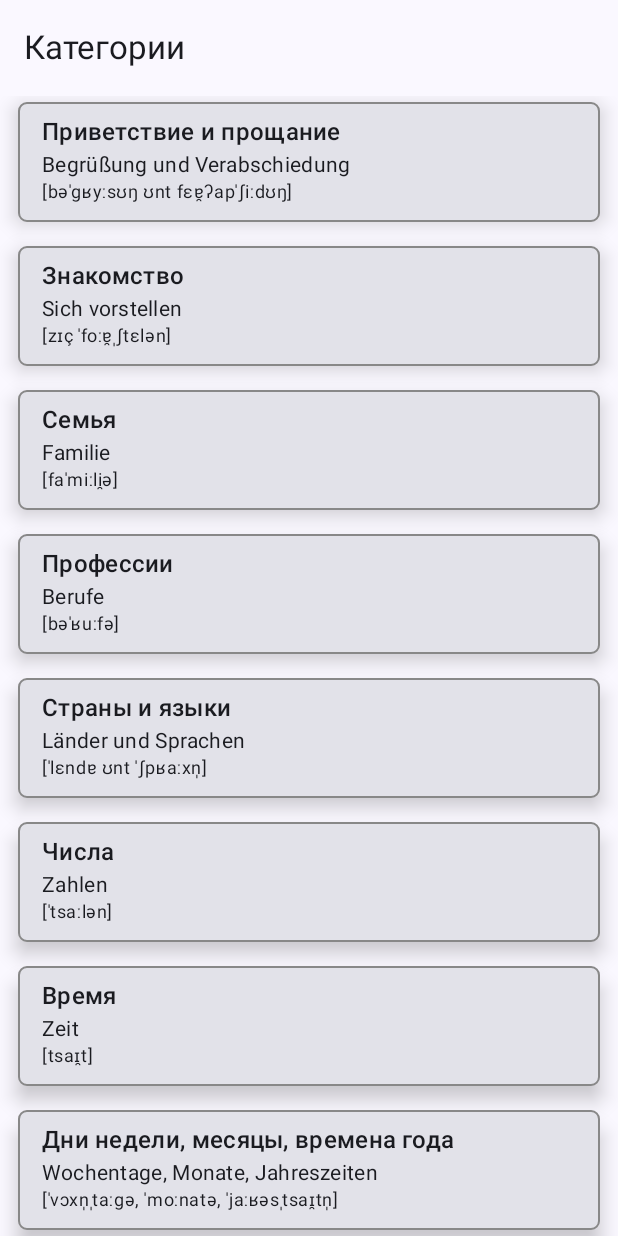
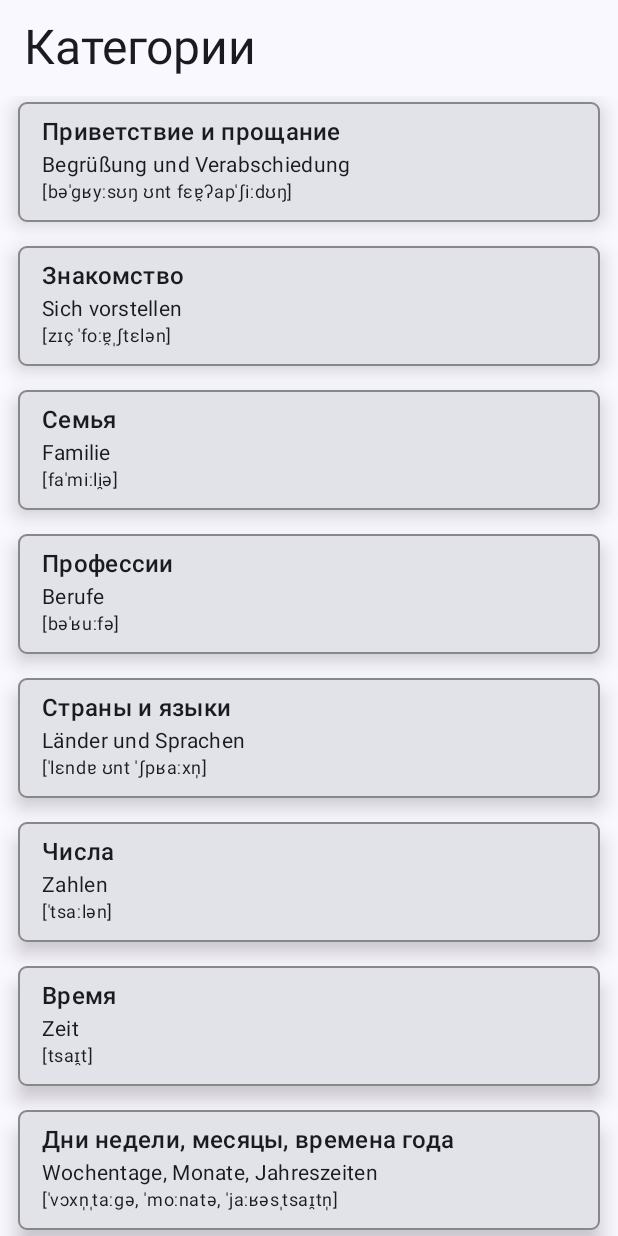
Before and after one commit to evgeniyc/langapp, an Android app built with Jetpack Compose: the screen it shows after launch (MainActivity), on a phone screen of 412 x 824 dp. Run offline under Robolectric (Android 15) with nearby library versions, the phone set to English and light mode, and no system bars; our stand-ins replace Dagger/Hilt's generated code, Room's generated code; 1 statement that could not run was skipped.

Commit message:
Создали второй релиз. Решена проблема с отображением навигации. Текущая проблема с поведением карточки при нажатии на птичу или звездочку

```diff
--- a/app/build.gradle.kts
+++ b/app/build.gradle.kts
@@ -26,7 +26,7 @@ android {
 
     buildTypes {
         release {
-            isMinifyEnabled = false
+            isMinifyEnabled = true
             proguardFiles(
                 getDefaultProguardFile("proguard-android-optimize.txt"),
                 "proguard-rules.pro"
--- a/app/src/main/java/com/example/langapp/ui/components/CommonScreen.kt
+++ b/app/src/main/java/com/example/langapp/ui/components/CommonScreen.kt
@@ -4,6 +4,7 @@ import android.app.Activity
 import androidx.compose.foundation.layout.PaddingValues
 import androidx.compose.foundation.layout.fillMaxSize
 import androidx.compose.material3.ExperimentalMaterial3Api
+import androidx.compose.material3.MaterialTheme
 import androidx.compose.material3.Scaffold
 import androidx.compose.material3.TopAppBar
 import androidx.compose.material3.Text
@@ -18,7 +19,7 @@ import androidx.core.view.WindowCompat
 @Composable
 fun CommonScreen(
     modifier: Modifier = Modifier,
-    topBar: @Composable () -> Unit = { TopAppBar(title = { Text("") }) },
+    topBar: @Composable () -> Unit = {},
     bottomBar: @Composable () -> Unit = {},
     content: @Composable (PaddingValues) -> Unit
 ) {
--- a/app/src/main/java/com/example/langapp/ui/components/TopBar.kt
+++ b/app/src/main/java/com/example/langapp/ui/components/TopBar.kt
@@ -3,19 +3,22 @@
 package com.example.langapp.ui.components
 
 import androidx.compose.material3.ExperimentalMaterial3Api
+import androidx.compose.material3.MaterialTheme
 import androidx.compose.material3.Text
 import androidx.compose.material3.TopAppBar
 import androidx.compose.runtime.Composable
 import androidx.compose.ui.Modifier
+import androidx.compose.ui.text.TextStyle
 
 @OptIn(ExperimentalMaterial3Api::class)
 @Composable
 fun TopBar(
     title: String,
-    modifier: Modifier = Modifier
+    modifier: Modifier = Modifier,
+    textStyle: TextStyle = MaterialTheme.typography.headlineLarge // Добавили параметр textStyle
 ) {
     TopAppBar(
-        title = { Text(text = title) },
+        title = { Text(text = title, style = textStyle) },
         modifier = modifier
     )
 }
--- a/app/src/main/java/com/example/langapp/ui/screens/CategoryScreen.kt
+++ b/app/src/main/java/com/example/langapp/ui/screens/CategoryScreen.kt
@@ -36,12 +36,9 @@ fun CategoryScreen(
 
     CommonScreen(
         topBar = {
-            Log.d("CategoryScreen", "Screen: topBar: start")
             TopBar(title = "Категории")
-            Log.d("CategoryScreen", "Screen: topBar: end")
         },
         content = { innerPadding ->
-            Log.d("CategoryScreen", "Screen: content: start")
             LazyColumn(
                 modifier = Modifier
                     .fillMaxSize()
```
Also changed, not shown: app/src/main/java/com/example/langapp/ui/components/WordTopBar.kt (+5 -2 lines).
